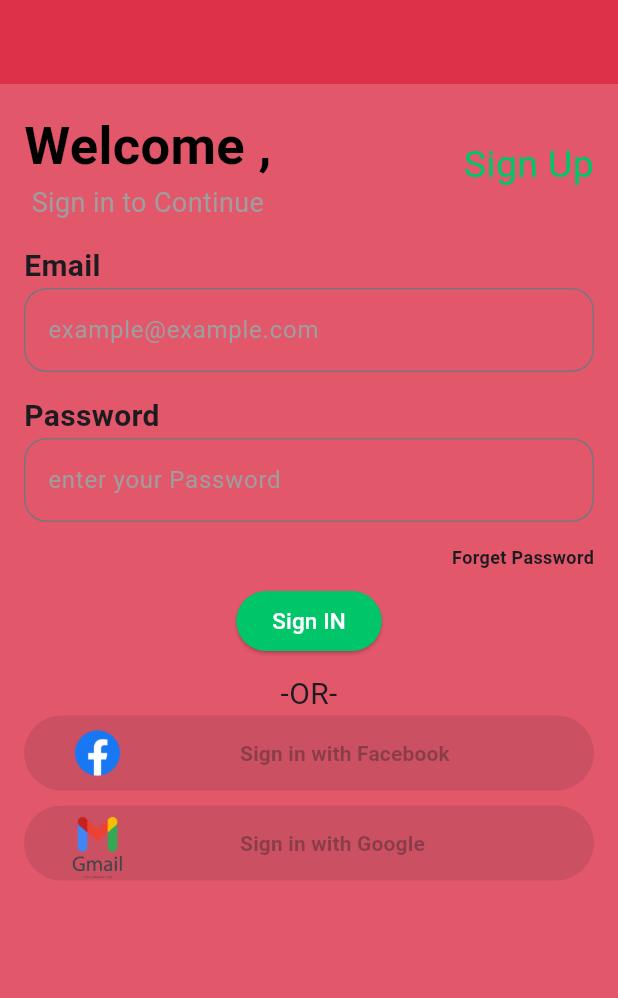
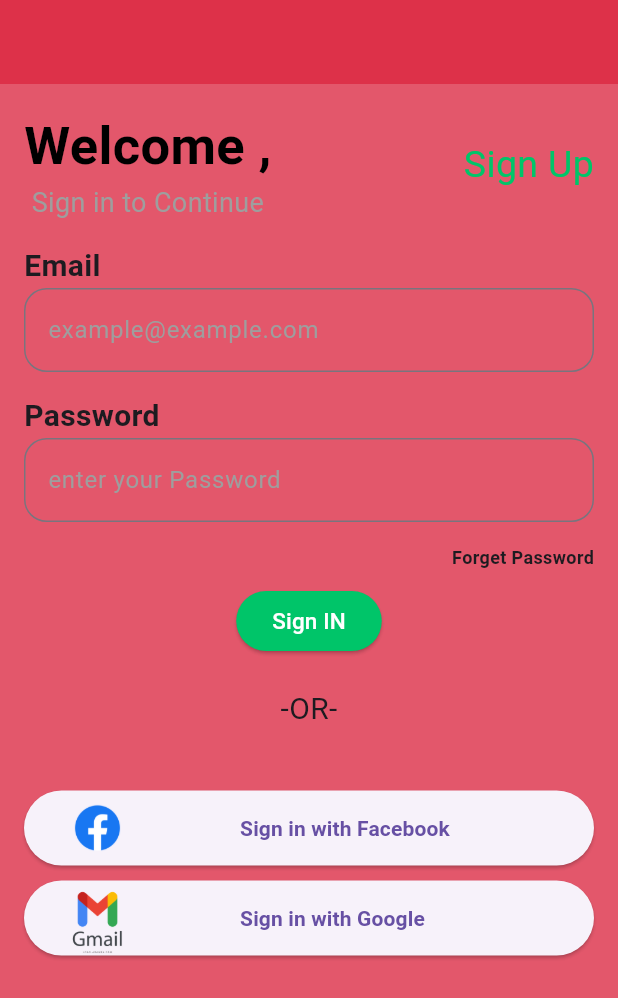
Before and after one commit to IslamAhmedAlsoghier/Ecommerce_Checkout_Order, a Flutter app: the screen it shows after launch, on a phone screen of 412 x 824 dp. Shown: the top 998 px of the screen. Run offline on Flutter 3.47's test engine with Material 3 defaults, Android fonts, the light colour scheme and no system bars; our stand-ins replace firebase_auth, firebase_core, get, google_sign_in; accounts and stored records are empty.

Commit message:
my chatapp3 commit

```diff
--- /dev/null
+++ b/lib/utilites/binding.dart
@@ -0,0 +1,9 @@
+import 'package:ecommerce_checkout/view_model/authViewModel.dart';
+import 'package:get/get.dart';
+
+class HomeBinding extends Bindings {
+  @override
+  void dependencies() {
+    Get.lazyPut(() => AuthModelView());
+  }
+}
--- a/lib/view/login.dart
+++ b/lib/view/login.dart
@@ -5,25 +5,15 @@ import 'package:ecommerce_checkout/view/SecondScreen.dart';
 import 'package:ecommerce_checkout/custom_widgets/customtext.dart';
 import 'package:ecommerce_checkout/custom_widgets/epass_login.dart';
 import 'package:ecommerce_checkout/view/socialLoginButton.dart';
+import 'package:ecommerce_checkout/view_model/authViewModel.dart';
 import 'package:flutter/material.dart';
 import 'package:flutter/widgets.dart';
 import 'package:get/get.dart';
 //mport 'package:get/get.dart';
 //import 'package:get/get.dart';
 
-class Login extends StatefulWidget {
-  Login({Key? key}) : super(key: key);
-
-  @override
-  State<Login> createState() => _LoginState();
-}
-
-class _LoginState extends State<Login> {
-  void _moveToSecondPage() {
-    setState(() {
-      Get.to(() => const SecondPage());
-    });
-  }
+class Login extends GetWidget<AuthModelView> {
+  const Login({Key? key}) : super(key: key);
 
   @override
   Widget build(BuildContext context) {
@@ -102,7 +92,7 @@ class _LoginState extends State<Login> {
               ),
               //----------------------------------------------SIGN IN Button------------------------
               ElevatedButton(
-                onPressed: _moveToSecondPage,
+                onPressed: () {},
                 style: const ButtonStyle(
                   backgroundColor: WidgetStatePropertyAll(primaryColorApp),
                 ),
@@ -110,27 +100,57 @@ class _LoginState extends State<Login> {
                     text: 'Sign IN', fontsize: 15, color: Colors.white),
               ),
               const SizedBox(
-                height: 10,
+                height: 20,
               ),
               const custometext(
                 text: '-OR-',
                 fontsize: 20,
                 // fontweight: FontWeight.bold,
               ),
-              // const SizedBox(
-              //   height: 10,
-              // ),
-              SocialLogin(
-                  text: 'Sign in with Facebook',
-                  imageName: 'assets/F.png',
-                  onPress: () {}),
+              const SizedBox(
+                height: 40,
+              ),
+              //-------------------------------------Sign in with Facebook--------------------------
+              ElevatedButton(
+                onPressed: () {},
+                child: Row(
+                  children: [
+                    Container(
+                        height: 50,
+                        width: 50,
+                        child: Image.asset('assets/F.png')),
+                    const SizedBox(width: 70),
+                    const custometext(
+                      text: 'Sign in with Facebook',
+                      fontsize: 14,
+                      fontweight: FontWeight.bold,
+                    )
+                  ],
+                ),
+              ),
               const SizedBox(
                 height: 10,
               ),
-              SocialLogin(
-                  text: 'Sign in with Google',
-                  imageName: 'assets/G.png',
-                  onPress: () {})
+              //-------------------------------------Sign in with Google--------------------------
+              ElevatedButton(
+                onPressed: () {
+                  controller.googleSignIn();
+                },
+                child: Row(
+                  children: [
+                    Container(
+                        height: 50,
+                        width: 50,
+                        child: Image.asset('assets/G.png')),
+                    const SizedBox(width: 70),
+                    const custometext(
+                      text: 'Sign in with Google',
+                      fontsize: 14,
+                      fontweight: FontWeight.bold,
+                    )
+                  ],
+                ),
+              )
             ],
           ),
         ),
--- a/lib/view_model/authViewModel.dart
+++ b/lib/view_model/authViewModel.dart
@@ -1,7 +1,12 @@
+import 'package:firebase_auth/firebase_auth.dart';
 import 'package:get/get.dart';
+import 'package:google_sign_in/google_sign_in.dart';
 
 class AuthModelView extends GetxController {
-  RxInt count = 0.obs;
+  final GoogleSignIn _googleSignIn = GoogleSignIn(scopes: ['email']);
+  final FirebaseAuth _auth = FirebaseAuth.instance;
+
+  User? user;
   @override
   void onInit() {
     // TODO: implement onInit
@@ -20,7 +25,12 @@ class AuthModelView extends GetxController {
     super.onClose();
   }
 
-  void increament() {
-    count++;
+  void googleSignIn() async {
+    final GoogleSignInAccount? myGoogleSignInAcount =
+        await _googleSignIn.signIn();
+    if (myGoogleSignInAcount != null) {
+      final GoogleSignInAuthentication googleSignInAuthentication =
+          await myGoogleSignInAcount.authentication;
+    }
   }
 }
--- a/pubspec.yaml
+++ b/pubspec.yaml
@@ -33,6 +33,8 @@ dependencies:
   get: ^4.6.6
   firebase_core: ^3.3.0
   firebase_auth: ^5.1.3
+  google_sign_in: ^6.2.1
+
   # The following adds the Cupertino Icons font to your application.
   # Use with the CupertinoIcons class for iOS style icons.
   cupertino_icons: ^1.0.6
```
Also changed, not shown: lib/main.dart (+13 -1 lines), lib/utilites/setFirebase.dart (added, +8 -0 lines), lib/view/SecondScreen.dart (+9 -9 lines), pubspec.lock, 1 other file.
